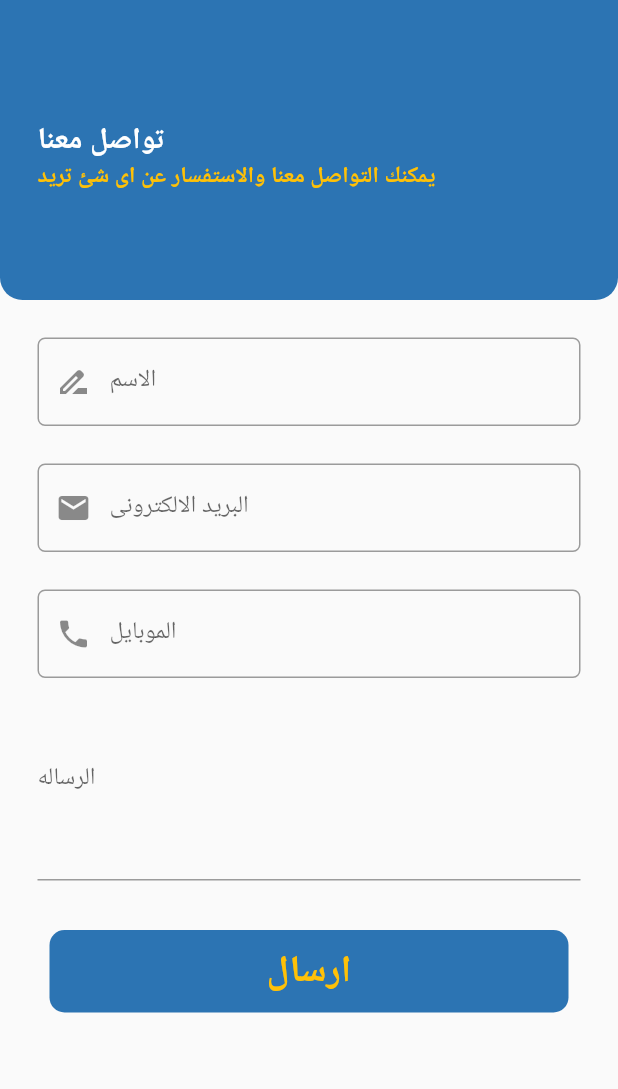
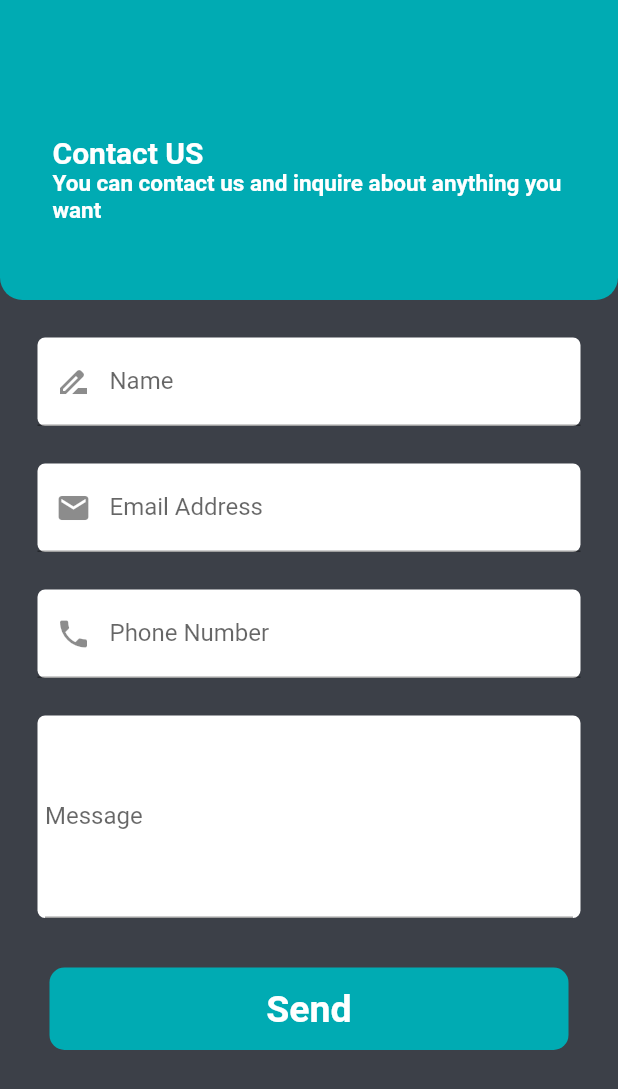
Before and after one commit to Eng-abdullahashraf/TECS, a Flutter app: the screen it shows after launch, item 5 of the bottom bar chosen, on a phone screen of 412 x 824 dp. Shown: the top 1089 px of the screen. Run offline on Flutter 3.47's test engine with Material 2 defaults, Android fonts, the phone set to English and light mode, and no system bars; our stand-ins replace curved_navigation_bar, dio, easy_splash_screen, get; missing offline and left inert: dart:ffi.

Commit message:
tecs update

```diff
--- a/lib/locale/ar.dart
+++ b/lib/locale/ar.dart
@@ -1,3 +1,20 @@
 const Map<String, String> ar={
   'login':'تسجيل الدخول',
+  'booking':'احجز الان',
+  'welcome':'مرحبا عزيزى.',
+  'fruitful':'اتمنى لك يوم مثمر.',
+  'ple':'من فضلك قم بملئ جميع البيانات التاليه',
+  'ema':'البريد الالكتروني',
+  'pas':'كلمة السر',
+  'contact':'تواصل معنا',
+  'ca':'يمكنك التواصل معنا والاستفسار عن اى شئ تريد',
+  'name':'الاسم',
+  'mail':'البريد الالكتروني',
+  'mobile':'رقم الهاتف',
+  'message':'الرساله',
+  'send':'ارسال',
+
+
+
+
 };
--- a/lib/locale/en.dart
+++ b/lib/locale/en.dart
@@ -2,4 +2,17 @@ import 'package:tecs/main.dart';
 
 const Map<String, String> en={
   'login':'Login',
+  'booking':'book now',
+  'welcome':'Welcome Dear,',
+  'fruitful':'have a fruitful day,',
+  'ple':'please fill up the data below',
+  'ema':'Email address',
+  'pas':'Password',
+  'contact':'Contact US',
+  'ca':'You can contact us and inquire about anything you want',
+  'name':'Name',
+  'mail':'Email Address',
+  'mobile':'Phone Number',
+  'message':'Message',
+  'send':'Send',
 };
--- a/lib/screens/contactus.dart
+++ b/lib/screens/contactus.dart
@@ -1,5 +1,6 @@
 import 'package:flutter/cupertino.dart';
 import 'package:flutter/material.dart';
+import 'package:get/get.dart';
 import 'package:tecs/services/textfield.dart';
 
 import '../services/buttonfield.dart';
@@ -10,34 +11,38 @@ class contactus extends StatelessWidget {
   @override
   Widget build(BuildContext context) {
     return Scaffold(
+      backgroundColor: Color(0xff3C4048),
         body: SingleChildScrollView(
             child: Column(children: [
       Container(
         decoration: BoxDecoration(
-            color: Color(0xff2C74B3),
+            color: Color(0xff00ABB3),
             borderRadius: BorderRadius.vertical(bottom: Radius.circular(15.0))),
         height: 200.0,
         width: double.infinity,
         child: Padding(
           padding: const EdgeInsets.only(top: 80.0, left: 25.0),
+          child: Padding(
+            padding: const EdgeInsets.all(10.0),
             child: Column(
               crossAxisAlignment: CrossAxisAlignment.start,
               children: [
                 Text(
-                'تواصل معنا',
+                  'contact'.tr,
                   style: TextStyle(
                       color: Color(0xffffffff),
                       fontWeight: FontWeight.bold,
                       fontSize: 20.0),
                 ),
                 Text(
-                'يمكنك التواصل معنا والاستفسار عن اى شئ تريد',
+                  'ca'.tr,
                   style: TextStyle(
-                    color: Colors.amber,
+                      color: Colors.white,
                       fontWeight: FontWeight.bold,
                       fontSize: 15.0),
                 ),
               ],
+            ),
           ),
         ),
       ),
@@ -48,39 +53,47 @@ class contactus extends StatelessWidget {
             crossAxisAlignment: CrossAxisAlignment.start,
             children: [
               MyTextField(
-                  IC: Color(0XFF000000),
-                  FC: Color(0xffF9F9F9),
+                  IC: Color(0XFFffffff),
+                  FC: Color(0xffffffff),
                   PrefI: Icon(Icons.drive_file_rename_outline),
                   HT: 'My Name Is',
-                  LT: 'الاسم',
-                  Scure: false),
+                  LT: 'name'.tr,
+                  Scure: false,rad: 5.0),
               SizedBox(
                 height: 25.0,
               ),
               MyTextField(
-                  IC: Color(0XFF000000),
-                  FC: Color(0xffF9F9F9),
+                  IC: Color(0XFFffffff),
+                  FC: Color(0xffffffff),
                   PrefI: Icon(Icons.email),
                   HT: 'acc@comp.com',
-                  LT: 'البريد الالكترونى',
-                  Scure: false),
+                  LT: 'mail'.tr,
+                  Scure: false,rad: 5.0),
               SizedBox(
                 height: 25.0,
               ),
               MyTextField(
-                  IC: Color(0XFF000000),
-                  FC: Color(0xffF9F9F9),
+                  IC: Color(0XFFffffff),
+                  FC: Color(0xffffffff),
                   PrefI: Icon(Icons.phone),
                   HT: '01*********',
-                  LT: 'الموبايل',
-                  Scure: false),
+                  LT: 'mobile'.tr,
+                  Scure: false,rad: 5.0),
+              SizedBox(
+                height: 25.0,
+              ),
               Container(
+                decoration: BoxDecoration(color: Color(0xffffffff),borderRadius: BorderRadius.circular(5.0)),
+                  child: Padding(
+                    padding: const EdgeInsets.only(right: 5.0,left: 5.0),
                     child: TextField(
                       minLines: 5,
                       maxLines: 10,
                        keyboardType: TextInputType.multiline,
                        decoration: InputDecoration(
-                    hintText: 'Enter A Message', labelText: 'الرساله'),
+                             hintText: 'Enter A Message',
+                           labelText: 'message'.tr),
+              ),
                   ),),
               SizedBox(
                 height: 25.0,
@@ -90,9 +103,9 @@ class contactus extends StatelessWidget {
                 child: Buttonfield(
                   hei: 55.0,
                   wid: double.infinity,
-                  bcolor: Color(0xff2C74B3),
-                  tex: 'ارسال',
-                  tcolor: Colors.amber,
+                  bcolor: Color(0xff00ABB3),
+                  tex: 'send'.tr,
+                  tcolor: Colors.white,
                   tfont: 25.0,
                   onta: () {},
                   decoration: 10.0,
--- a/lib/services/buttonfield.dart
+++ b/lib/services/buttonfield.dart
@@ -1,6 +1,7 @@
 
 import 'package:flutter/cupertino.dart';
 import 'package:flutter/material.dart';
+import 'package:get/get.dart';
 
 class Buttonfield extends StatelessWidget {
   String? tex;
--- a/lib/services/textfield.dart
+++ b/lib/services/textfield.dart
@@ -8,6 +8,7 @@ class MyTextField extends StatelessWidget {
   String? LT;
   String? HT;
   bool Scure;
+  double? rad;
 
   MyTextField(
       {required this.IC,
@@ -15,18 +16,23 @@ class MyTextField extends StatelessWidget {
       required this.PrefI,
       required this.HT,
       required this.LT,
-      required this.Scure});
+      required this.Scure,
+        required this.rad
+      });
+
   @override
   Widget build(BuildContext context) {
-    return TextFormField(
+    return Container(
+      decoration: BoxDecoration(color:FC,borderRadius: BorderRadius.circular(rad!)),
+      child: TextFormField(
           decoration: InputDecoration(
-          border: OutlineInputBorder(borderRadius: BorderRadius.circular(5.0)),
               iconColor: IC,
               fillColor: FC,
               prefixIcon: PrefI,
               labelText: LT,
               hintText: HT),
-        obscureText: Scure);
+          obscureText: Scure),
+    );
 
   }
 }
```
Also changed, not shown: lib/main.dart (+8 -1 lines), lib/network/Dio.dart (added, +18 -0 lines), lib/screens/Clinics.dart (+20 -5 lines), lib/screens/LoginScreen.dart (+17 -9 lines), lib/screens/Services.dart (+17 -4 lines), lib/screens/about_us.dart (+22 -5 lines), lib/screens/homescreen.dart (+39 -18 lines), lib/screens/tecsplash.dart (+4 -4 lines), pubspec.yaml (+7 -0 lines), pubspec.lock. Lines whose indentation alone changed are shown as unchanged.
